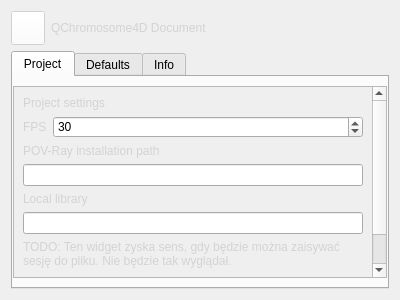
First picture: the form in QChromosome/projectsettings.ui, repository Michalaq/ChromosomeVisualizer, before the edit.
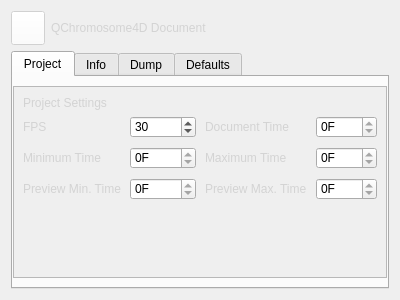
Second picture: the form after the edit. Icons and pictures are not drawn. Custom widgets are drawn as their Qt base class.

Commit message: Added stub of Project settings

```diff
--- a/QChromosome/projectsettings.ui
+++ b/QChromosome/projectsettings.ui
@@ -71,10 +71,291 @@
    </item>
    <item>
     <widget class="QTabWidget" name="tabWidget">
-     <widget class="QWidget" name="tab">
+     <widget class="QWidget" name="tab_5">
       <attribute name="title">
        <string>Project</string>
       </attribute>
+      <layout class="QGridLayout" name="gridLayout">
+       <property name="leftMargin">
+        <number>0</number>
+       </property>
+       <property name="rightMargin">
+        <number>0</number>
+       </property>
+       <item row="0" column="0">
+        <widget class="QScrollArea" name="scrollArea_2">
+         <property name="widgetResizable">
+          <bool>true</bool>
+         </property>
+         <widget class="QWidget" name="scrollAreaWidgetContents_2">
+          <property name="geometry">
+           <rect>
+            <x>0</x>
+            <y>0</y>
+            <width>376</width>
+            <height>192</height>
+           </rect>
+          </property>
+          <layout class="QVBoxLayout" name="verticalLayout_2">
+           <item>
+            <widget class="QLabel" name="label_6">
+             <property name="text">
+              <string>Project Settings</string>
+             </property>
+             <property name="class" stdset="0">
+              <string>section</string>
+             </property>
+            </widget>
+           </item>
+           <item>
+            <layout class="QHBoxLayout" name="horizontalLayout_2">
+             <property name="spacing">
+              <number>9</number>
+             </property>
+             <item>
+              <layout class="QFormLayout" name="formLayout_2">
+               <item row="0" column="0">
+                <widget class="Label" name="label_7">
+                 <property name="text">
+                  <string>FPS</string>
+                 </property>
+                </widget>
+               </item>
+               <item row="1" column="0">
+                <widget class="Label" name="label_8">
+                 <property name="text">
+                  <string>Minimum Time</string>
+                 </property>
+                </widget>
+               </item>
+               <item row="2" column="0">
+                <widget class="Label" name="label_9">
+                 <property name="text">
+                  <string>Preview Min. Time</string>
+                 </property>
+                </widget>
+               </item>
+               <item row="0" column="1">
+                <widget class="SpinBox" name="spinBox_2">
+                 <property name="minimum">
+                  <number>1</number>
+                 </property>
+                 <property name="maximum">
+                  <number>500</number>
+                 </property>
+                 <property name="value">
+                  <number>30</number>
+                 </property>
+                </widget>
+               </item>
+               <item row="1" column="1">
+                <widget class="SpinBox" name="spinBox_3">
+                 <property name="suffix">
+                  <string>F</string>
+                 </property>
+                 <property name="maximum">
+                  <number>0</number>
+                 </property>
+                </widget>
+               </item>
+               <item row="2" column="1">
+                <widget class="SpinBox" name="spinBox_4">
+                 <property name="suffix">
+                  <string>F</string>
+                 </property>
+                 <property name="maximum">
+                  <number>0</number>
+                 </property>
+                </widget>
+               </item>
+              </layout>
+             </item>
+             <item>
+              <layout class="QFormLayout" name="formLayout_3">
+               <item row="0" column="0">
+                <widget class="Label" name="label_10">
+                 <property name="text">
+                  <string>Document Time</string>
+                 </property>
+                </widget>
+               </item>
+               <item row="1" column="0">
+                <widget class="Label" name="label_11">
+                 <property name="text">
+                  <string>Maximum Time</string>
+                 </property>
+                </widget>
+               </item>
+               <item row="2" column="0">
+                <widget class="Label" name="label_12">
+                 <property name="text">
+                  <string>Preview Max. Time</string>
+                 </property>
+                </widget>
+               </item>
+               <item row="0" column="1">
+                <widget class="SpinBox" name="spinBox_5">
+                 <property name="suffix">
+                  <string>F</string>
+                 </property>
+                 <property name="maximum">
+                  <number>0</number>
+                 </property>
+                </widget>
+               </item>
+               <item row="1" column="1">
+                <widget class="SpinBox" name="spinBox_6">
+                 <property name="suffix">
+                  <string>F</string>
+                 </property>
+                 <property name="maximum">
+                  <number>0</number>
+                 </property>
+                </widget>
+               </item>
+               <item row="2" column="1">
+                <widget class="SpinBox" name="spinBox_7">
+                 <property name="suffix">
+                  <string>F</string>
+                 </property>
+                 <property name="maximum">
+                  <number>0</number>
+                 </property>
+                </widget>
+               </item>
+              </layout>
+             </item>
+            </layout>
+           </item>
+           <item>
+            <spacer name="verticalSpacer_2">
+             <property name="orientation">
+              <enum>Qt::Vertical</enum>
+             </property>
+             <property name="sizeHint" stdset="0">
+              <size>
+               <width>20</width>
+               <height>40</height>
+              </size>
+             </property>
+            </spacer>
+           </item>
+          </layout>
+         </widget>
+        </widget>
+       </item>
+      </layout>
+     </widget>
+     <widget class="QWidget" name="tab_4">
+      <attribute name="title">
+       <string>Info</string>
+      </attribute>
+      <layout class="QGridLayout" name="gridLayout_3">
+       <property name="leftMargin">
+        <number>0</number>
+       </property>
+       <property name="rightMargin">
+        <number>0</number>
+       </property>
+       <item row="0" column="0">
+        <widget class="QScrollArea" name="scrollArea_3">
+         <property name="widgetResizable">
+          <bool>true</bool>
+         </property>
+         <widget class="QWidget" name="scrollAreaWidgetContents_3">
+          <property name="geometry">
+           <rect>
+            <x>0</x>
+            <y>0</y>
+            <width>376</width>
+            <height>192</height>
+           </rect>
+          </property>
+          <layout class="QVBoxLayout" name="verticalLayout_4">
+           <item>
+            <widget class="QLabel" name="label_13">
+             <property name="text">
+              <string>Info</string>
+             </property>
+             <property name="class" stdset="0">
+              <string>section</string>
+             </property>
+            </widget>
+           </item>
+           <item>
+            <layout class="QFormLayout" name="formLayout_4">
+             <item row="0" column="0">
+              <widget class="Label" name="label_15">
+               <property name="text">
+                <string>Author</string>
+               </property>
+              </widget>
+             </item>
+             <item row="1" column="0">
+              <widget class="Label" name="label_16">
+               <property name="text">
+                <string>Info</string>
+               </property>
+              </widget>
+             </item>
+             <item row="2" column="0">
+              <widget class="Label" name="label_17">
+               <property name="text">
+                <string>File Format</string>
+               </property>
+              </widget>
+             </item>
+             <item row="3" column="0">
+              <widget class="Label" name="label_18">
+               <property name="text">
+                <string>File Version</string>
+               </property>
+              </widget>
+             </item>
+             <item row="4" column="0">
+              <widget class="Label" name="label_19">
+               <property name="text">
+                <string>File Path</string>
+               </property>
+              </widget>
+             </item>
+             <item row="0" column="1">
+              <widget class="LineEdit" name="lineEdit_3"/>
+             </item>
+             <item row="2" column="1">
+              <widget class="LineEdit" name="lineEdit_4"/>
+             </item>
+             <item row="3" column="1">
+              <widget class="LineEdit" name="lineEdit_5"/>
+             </item>
+             <item row="4" column="1">
+              <widget class="FileEdit" name="lineEdit_6"/>
+             </item>
+            </layout>
+           </item>
+           <item>
+            <spacer name="verticalSpacer_3">
+             <property name="orientation">
+              <enum>Qt::Vertical</enum>
+             </property>
+             <property name="sizeHint" stdset="0">
+              <size>
+               <width>20</width>
+               <height>37</height>
+              </size>
+             </property>
+            </spacer>
+           </item>
+          </layout>
+         </widget>
+        </widget>
+       </item>
+      </layout>
+     </widget>
+     <widget class="QWidget" name="tab">
+      <attribute name="title">
+       <string>Dump</string>
+      </attribute>
       <layout class="QGridLayout" name="gridLayout_2">
        <property name="leftMargin">
         <number>0</number>
@@ -185,36 +466,6 @@
        <string>Defaults</string>
       </attribute>
      </widget>
-     <widget class="QWidget" name="tab_2">
-      <attribute name="title">
-       <string>Info</string>
-      </attribute>
-      <layout class="QGridLayout" name="gridLayout_3">
-       <property name="leftMargin">
-        <number>0</number>
-       </property>
-       <property name="rightMargin">
-        <number>0</number>
-       </property>
-       <item row="0" column="0">
-        <widget class="QScrollArea" name="scrollArea_2">
-         <property name="widgetResizable">
-          <bool>true</bool>
-         </property>
-         <widget class="QWidget" name="scrollAreaWidgetContents_2">
-          <property name="geometry">
-           <rect>
-            <x>0</x>
-            <y>0</y>
-            <width>376</width>
-            <height>192</height>
-           </rect>
-          </property>
-         </widget>
-        </widget>
-       </item>
-      </layout>
-     </widget>
     </widget>
    </item>
   </layout>
@@ -225,16 +476,16 @@
    <extends>QPushButton</extends>
    <header>mediacontrol.h</header>
   </customwidget>
-  <customwidget>
-   <class>Label</class>
-   <extends>QLabel</extends>
-   <header>label.h</header>
-  </customwidget>
   <customwidget>
    <class>SpinBox</class>
    <extends>QSpinBox</extends>
    <header>spinbox.h</header>
   </customwidget>
+  <customwidget>
+   <class>Label</class>
+   <extends>QLabel</extends>
+   <header>label.h</header>
+  </customwidget>
   <customwidget>
    <class>FileEdit</class>
    <extends>QLineEdit</extends>
@@ -246,6 +497,11 @@
    <header>defaults.h</header>
    <container>1</container>
   </customwidget>
+  <customwidget>
+   <class>LineEdit</class>
+   <extends>QLineEdit</extends>
+   <header>lineedit.h</header>
+  </customwidget>
  </customwidgets>
  <resources>
   <include location="icons.qrc"/>
```
